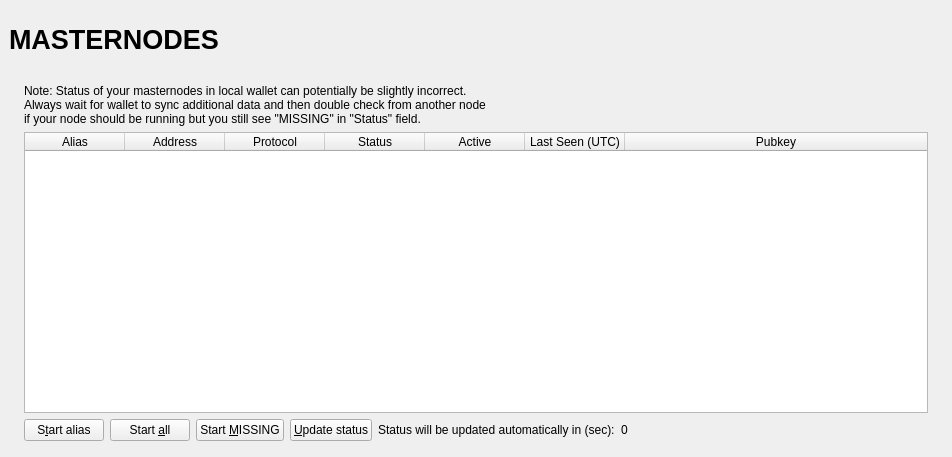
First picture: the form in src/qt/forms/masternodelist.ui, repository WisprProject/core, before the edit.
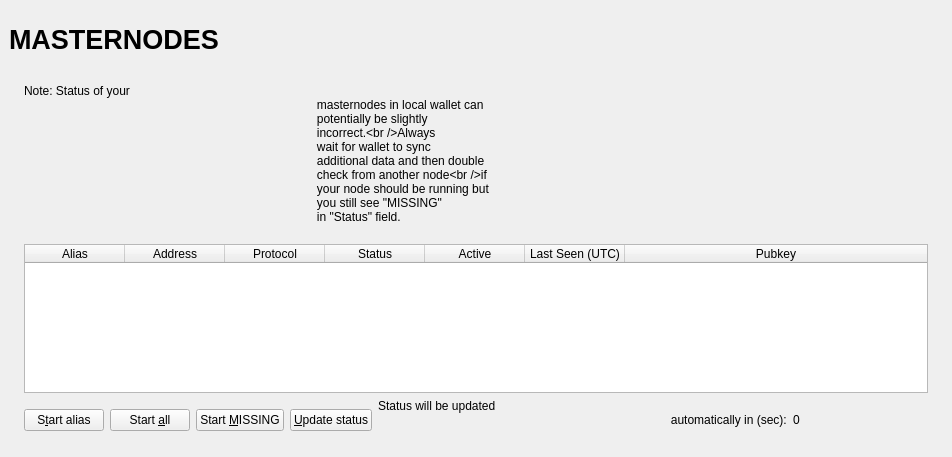
Second picture: the form after the edit.

Diff of the .ui file:
```diff
--- a/src/qt/forms/masternodelist.ui
+++ b/src/qt/forms/masternodelist.ui
@@ -171,7 +171,17 @@
                   <item>
                    <widget class="QLabel" name="updateNote">
                     <property name="text">
-                     <string>Note: Status of your masternodes in local wallet can potentially be slightly incorrect.&lt;br /&gt;Always wait for wallet to sync additional data and then double check from another node&lt;br /&gt;if your node should be running but you still see &quot;MISSING&quot; in &quot;Status&quot; field.</string>
+                                                                                    <string>Note: Status of your
+                                                                                        masternodes in local wallet can
+                                                                                        potentially be slightly
+                                                                                        incorrect.&lt;br /&gt;Always
+                                                                                        wait for wallet to sync
+                                                                                        additional data and then double
+                                                                                        check from another node&lt;br /&gt;if
+                                                                                        your node should be running but
+                                                                                        you still see &quot;MISSING&quot;
+                                                                                        in &quot;Status&quot; field.
+                                                                                    </string>
                     </property>
                    </widget>
                   </item>
@@ -313,7 +323,9 @@
                   <item>
                    <widget class="QLabel" name="autoupdate_label">
                     <property name="text">
-                     <string>Status will be updated automatically in (sec):</string>
+                                                                                    <string>Status will be updated
+                                                                                        automatically in (sec):
+                                                                                    </string>
                     </property>
                    </widget>
                   </item>
```
Left out of the diff: 30 changed lines with no effect on the pictures. Lines whose indentation alone changed are shown as unchanged.
